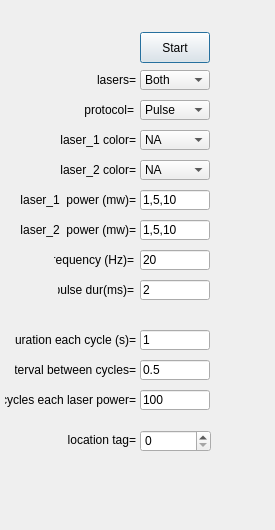
Before: the Qt Designer form src/foraging_gui/OpticalTagging.ui in AllenNeuralDynamics/dynamic-foraging-task, drawn with Qt 5.
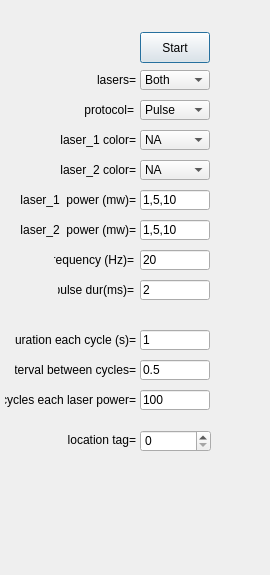
After: the same form once the commit is applied.

Commit message: adding label show current

```diff
--- a/src/foraging_gui/OpticalTagging.ui
+++ b/src/foraging_gui/OpticalTagging.ui
@@ -6,8 +6,8 @@
    <rect>
     <x>0</x>
     <y>0</y>
-    <width>275</width>
-    <height>530</height>
+    <width>270</width>
+    <height>575</height>
    </rect>
   </property>
   <property name="windowTitle">
```
Left out of the diff: 28 changed lines with no effect on the pictures.
